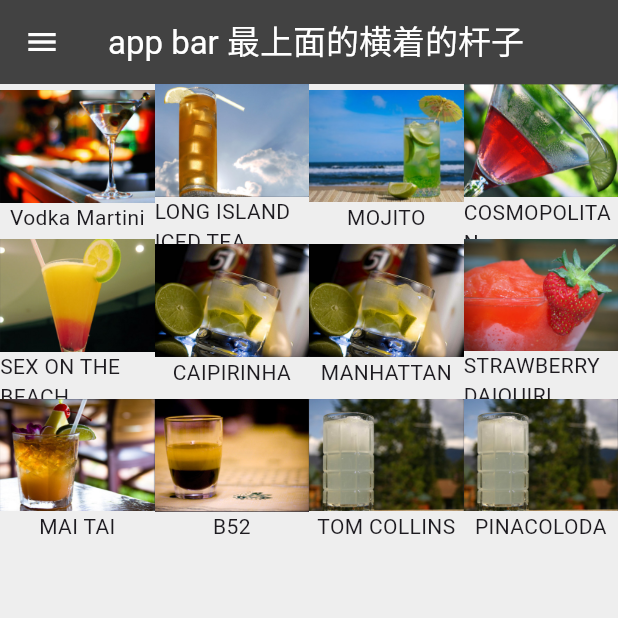
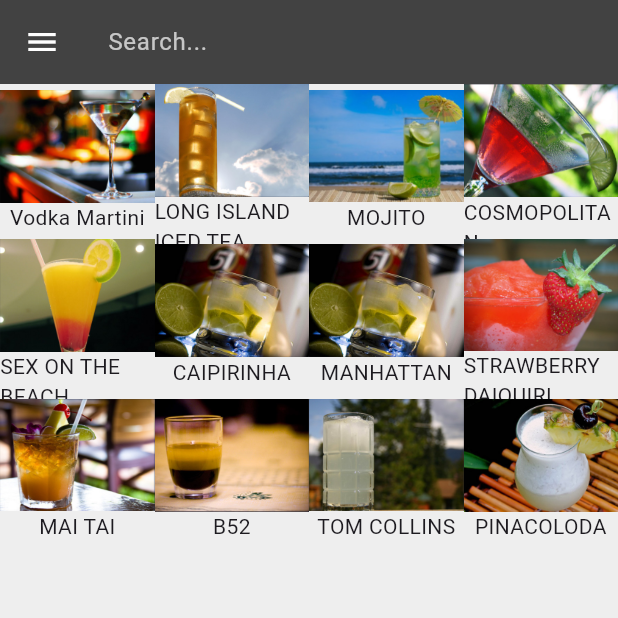
Before and after one commit to nieyangfei/food_drinking_menu, a Flutter app: the screen it shows after launch, on a phone screen of 412 x 824 dp, the top half of it. Run offline on Flutter 3.47's test engine with Material 3 defaults, Android fonts, the phone set to English and light mode, and no system bars.

Commit message:
feature: all feature display accomplished

```diff
--- a/lib/main.dart
+++ b/lib/main.dart
@@ -60,23 +60,21 @@ class _ScaffoldExampleState extends State<ScaffoldExample> {
         // If you change the scrollDirection to horizontal,
         // this produces 2 rows.
         crossAxisCount: 4,
-        // Generate 100 widgets that display their index in the list.
+        // Generate 12 drinks that display their index in the list.
         children: getDrinkList(),
-
-        // List.generate(100, (index) {
-        //   return Center(
-        //     child: Column(
-        //       mainAxisSize: MainAxisSize.min, // makes column fit its content
-        //       children: [
-        //         Image.asset('assets/images/vodka_matini.png'),
-        //         Text('Vodka Martini'),
-        //       ],
-        //     ),
-        //   );
-        // }),
       ),
 
-      appBar: AppBar(title: const Text('app bar 最上面的横着的杆子')),
+      appBar: AppBar(
+        title: TextField(
+          decoration: InputDecoration(
+            hintText: 'Search...',
+            border: InputBorder.none,
+            hintStyle: TextStyle(color: Colors.white70),
+          ),
+          style: TextStyle(color: Colors.white),
+          cursorColor: Colors.white,
+        ),
+      ),
 
       /* Drawer。 */
       drawer: Drawer(
@@ -87,12 +85,9 @@ class _ScaffoldExampleState extends State<ScaffoldExample> {
           // Important: Remove any padding from the ListView.
           padding: EdgeInsets.zero,
           children: [
-            const DrawerHeader(
-              decoration: BoxDecoration(color: Colors.blue),
-              child: Text('Drawer Header 左上角的抽屉'),
-            ),
+            const DrawerHeader(child: Text('Customer informations')),
             ListTile(
-              title: const Text('Home主页'),
+              title: const Text('Orders'),
               selected: _selectedIndex == 0,
               onTap: () {
                 // Update the state of the app
@@ -102,7 +97,7 @@ class _ScaffoldExampleState extends State<ScaffoldExample> {
               },
             ),
             ListTile(
-              title: const Text('Business业务'),
+              title: const Text('Private information'),
               selected: _selectedIndex == 1,
               onTap: () {
                 // Update the state of the app
@@ -112,7 +107,7 @@ class _ScaffoldExampleState extends State<ScaffoldExample> {
               },
             ),
             ListTile(
-              title: const Text('School学校'),
+              title: const Text('Settings'),
               selected: _selectedIndex == 2,
               onTap: () {
                 // Update the state of the app
```
Also changed, not shown: assets/images/pina_coloda.png, 1 other file.
